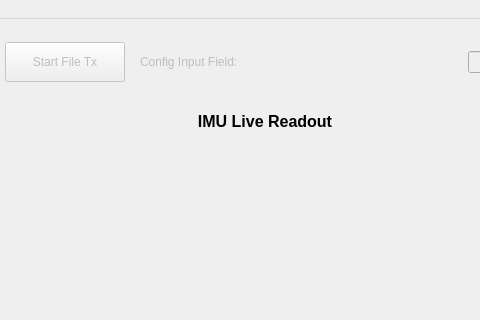
pcavanaugh04/SwIMU, file Client Software/local/SwIMU_client_UI.ui: the form before one commit; both pictures show x 256 to 736 and y 0 to 320 of the 1042 by 784 pixel window.
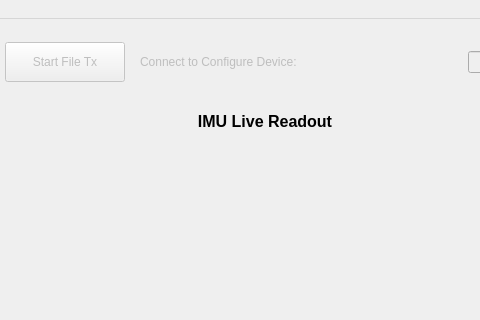
The form after the commit. Custom widgets are drawn as their Qt base class.

Commit message:
Get UI to enter config mode
Still working on successful connect

Patch:
```diff
--- a/Client Software/local/SwIMU_client_UI.ui
+++ b/Client Software/local/SwIMU_client_UI.ui
@@ -107,7 +107,7 @@
             </size>
            </property>
            <property name="text">
-            <string>Config Input Field:</string>
+            <string>Connect to Configure Device:</string>
            </property>
           </widget>
          </item>
```
Left out of the diff: 8 changed lines with no effect on the pictures. The commit also changes 4 other files.
